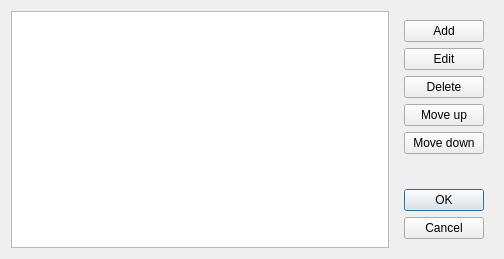
heremaps/xyz-qgis-plugin, file XYZHubConnector/gui/ui/token_dialog.ui: the form before one commit.
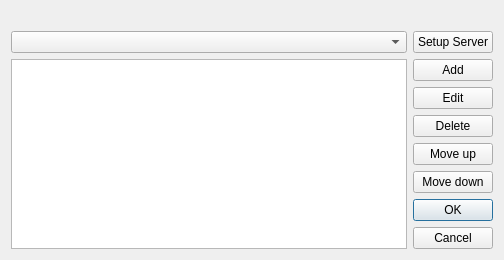
The form after the commit.

Commit message:
support custom Hub server, Property query and selection, ui+ux update
+ server/token manager
+ process property query and selection request
+ dialog for server/token manager, property query
+ refactor, bug fixing
+ ref: fb580bfd

```diff
--- a/XYZHubConnector/gui/ui/token_dialog.ui
+++ b/XYZHubConnector/gui/ui/token_dialog.ui
@@ -13,49 +13,100 @@
   <property name="windowTitle">
    <string>Dialog</string>
   </property>
-  <layout class="QHBoxLayout" name="horizontalLayout">
-   <item>
+  <layout class="QGridLayout" name="gridLayout">
+   <item row="0" column="0" colspan="2">
+    <widget class="QLabel" name="label_msg">
+     <property name="visible">
+      <bool>false</bool>
+     </property>
+    </widget>
+   </item>
+   <item row="1" column="0">
+    <widget class="QComboBox" name="comboBox_server_url">
+     <property name="sizePolicy">
+      <sizepolicy hsizetype="MinimumExpanding" vsizetype="Fixed">
+       <horstretch>0</horstretch>
+       <verstretch>0</verstretch>
+      </sizepolicy>
+     </property>
+     <property name="toolTip">
+      <string>XYZ Hub Server</string>
+     </property>
+     <property name="editable">
+      <bool>false</bool>
+     </property>
+     <property name="visible">
+      <bool>false</bool>
+     </property>
+    </widget>
+   </item>
+   <item row="1" column="1">
+    <widget class="QPushButton" name="btn_server">
+     <property name="text">
+      <string>Setup Server</string>
+     </property>
+     <property name="autoDefault">
+      <bool>false</bool>
+     </property>
+     <property name="visible">
+      <bool>false</bool>
+     </property>
+    </widget>
+   </item>
+   <item row="2" column="0" rowspan="7">
     <widget class="QTableView" name="tableView"/>
    </item>
-   <item>
-    <widget class="QWidget" name="widget" native="true">
-     <layout class="QVBoxLayout" name="verticalLayout">
-      <item>
+   <item row="2" column="1">
        <widget class="QPushButton" name="btn_add">
         <property name="text">
          <string>Add</string>
         </property>
-       </widget>
-      </item>
-      <item>
+     <property name="autoDefault">
+      <bool>false</bool>
+     </property>
+    </widget>
+   </item>
+   <item row="3" column="1">
        <widget class="QPushButton" name="btn_edit">
         <property name="text">
          <string>Edit</string>
         </property>
-       </widget>
-      </item>
-      <item>
+     <property name="autoDefault">
+      <bool>false</bool>
+     </property>
+    </widget>
+   </item>
+   <item row="4" column="1">
        <widget class="QPushButton" name="btn_delete">
         <property name="text">
          <string>Delete</string>
         </property>
-       </widget>
-      </item>
-      <item>
+     <property name="autoDefault">
+      <bool>false</bool>
+     </property>
+    </widget>
+   </item>
+   <item row="5" column="1">
        <widget class="QPushButton" name="btn_up">
         <property name="text">
          <string>Move up</string>
         </property>
-       </widget>
-      </item>
-      <item>
+     <property name="autoDefault">
+      <bool>false</bool>
+     </property>
+    </widget>
+   </item>
+   <item row="6" column="1">
        <widget class="QPushButton" name="btn_down">
         <property name="text">
          <string>Move down</string>
         </property>
-       </widget>
-      </item>
-      <item>
+     <property name="autoDefault">
+      <bool>false</bool>
+     </property>
+    </widget>
+   </item>
+   <item row="7" column="1">
        <spacer name="verticalSpacer">
         <property name="orientation">
          <enum>Qt::Vertical</enum>
@@ -63,12 +114,12 @@
         <property name="sizeHint" stdset="0">
          <size>
           <width>20</width>
-          <height>40</height>
+       <height>18</height>
          </size>
         </property>
        </spacer>
       </item>
-      <item>
+   <item row="8" column="1">
         <widget class="QDialogButtonBox" name="buttonBox">
           <property name="orientation">
             <enum>Qt::Vertical</enum>
@@ -76,9 +127,6 @@
           <property name="standardButtons">
             <set>QDialogButtonBox::Cancel|QDialogButtonBox::Ok</set>
           </property>
-        </widget>
-      </item>
-     </layout>
     </widget>
    </item>
   </layout>
```
Lines whose indentation alone changed are shown as unchanged. The commit also changes 41 other files.
